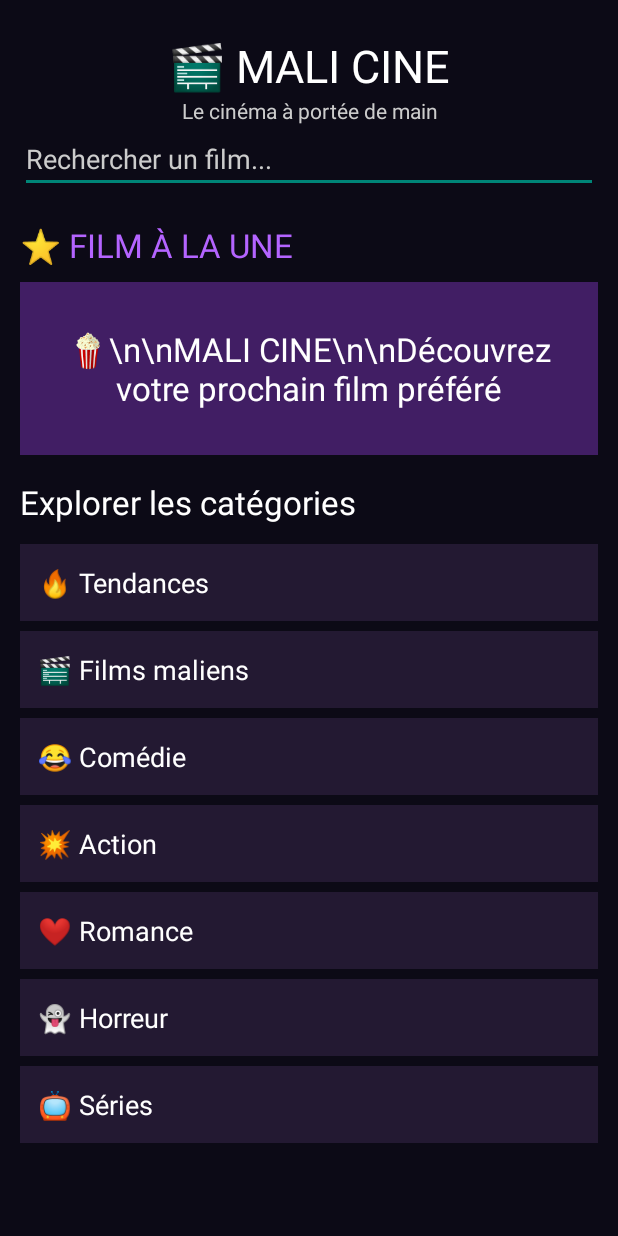
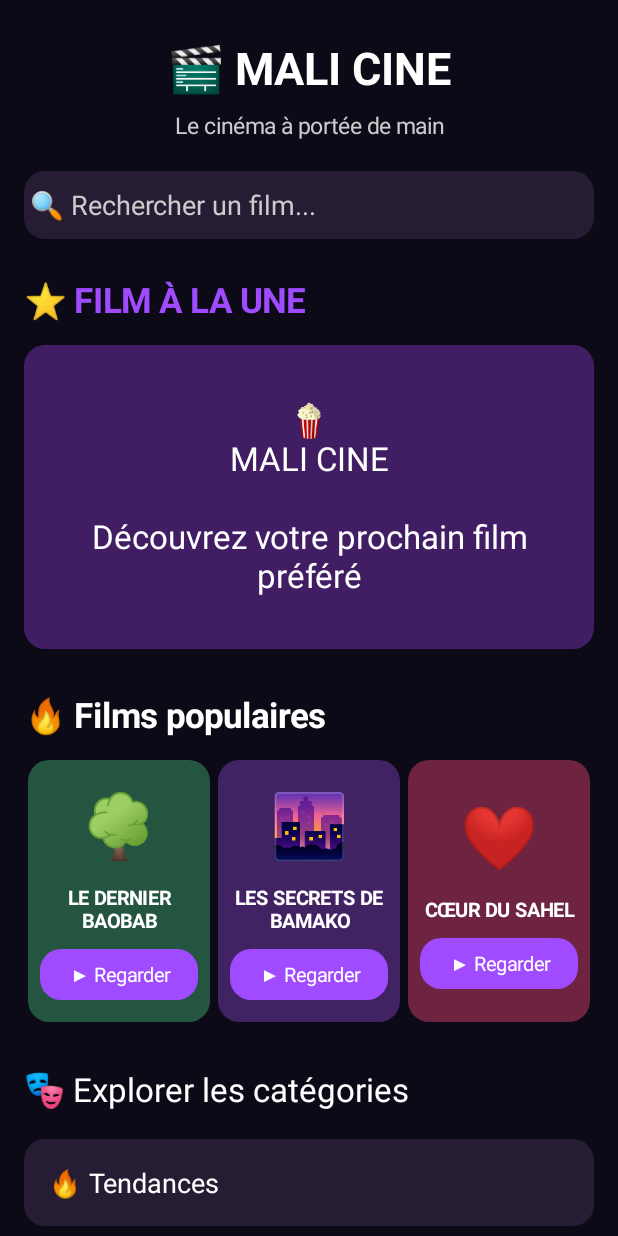
Before and after one commit to mahamadoumd237-hash/mali-cine, an Android app: the screen it shows after launch (MainActivity), on a phone screen of 412 x 824 dp. Run offline under Robolectric (Android 15) with nearby library versions, the phone set to English and light mode, and no system bars.

Commit message:
Refactor MainActivity layout and improve readability

```diff
--- a/app/src/main/java/com/malicine/app/MainActivity.java
+++ b/app/src/main/java/com/malicine/app/MainActivity.java
@@ -1,12 +1,37 @@
+
 package com.malicine.app;
 
 import android.app.Activity;
 import android.os.Bundle;
 import android.graphics.Color;
+import android.graphics.Typeface;
+import android.graphics.drawable.GradientDrawable;
 import android.view.Gravity;
 import android.widget.*;
 
 public class MainActivity extends Activity {
+
+    int fond = Color.rgb(12, 10, 22);
+    int violet = Color.rgb(160, 75, 255);
+
+    int dp(int value) {
+        return (int) (value * getResources().getDisplayMetrics().density);
+    }
+
+    GradientDrawable carte(int couleur) {
+        GradientDrawable bg = new GradientDrawable();
+        bg.setColor(couleur);
+        bg.setCornerRadius(dp(14));
+        return bg;
+    }
+
+    TextView texte(String value, int taille, int couleur) {
+        TextView t = new TextView(this);
+        t.setText(value);
+        t.setTextSize(taille);
+        t.setTextColor(couleur);
+        return t;
+    }
 
     @Override
     protected void onCreate(Bundle savedInstanceState) {
@@ -14,52 +39,103 @@ public class MainActivity extends Activity {
 
         LinearLayout main = new LinearLayout(this);
         main.setOrientation(1);
-        main.setPadding(20, 35, 20, 20);
-        main.setBackgroundColor(Color.rgb(12, 10, 22));
+        main.setBackgroundColor(fond);
 
-        TextView logo = new TextView(this);
-        logo.setText("🎬 MALI CINE");
-        logo.setTextColor(Color.WHITE);
-        logo.setTextSize(30);
+        ScrollView scroll = new ScrollView(this);
+        LinearLayout contenu = new LinearLayout(this);
+        contenu.setOrientation(1);
+        contenu.setPadding(dp(16), dp(25), dp(16), dp(25));
+
+        TextView logo = texte("🎬 MALI CINE", 30, Color.WHITE);
         logo.setGravity(Gravity.CENTER);
-        main.addView(logo);
+        logo.setTypeface(null, Typeface.BOLD);
+        contenu.addView(logo);
 
-        TextView bienvenue = new TextView(this);
-        bienvenue.setText("Le cinéma à portée de main");
-        bienvenue.setTextColor(Color.LTGRAY);
-        bienvenue.setGravity(Gravity.CENTER);
-        main.addView(bienvenue);
+        TextView sousTitre = texte(
+            "Le cinéma à portée de main", 15, Color.LTGRAY);
+        sousTitre.setGravity(Gravity.CENTER);
+        sousTitre.setPadding(0, dp(8), 0, dp(20));
+        contenu.addView(sousTitre);
 
         EditText recherche = new EditText(this);
-        recherche.setHint("Rechercher un film...");
+        recherche.setSingleLine(true);
+        recherche.setHint("🔍 Rechercher un film...");
         recherche.setTextColor(Color.WHITE);
         recherche.setHintTextColor(Color.LTGRAY);
-        main.addView(recherche);
+        recherche.setBackground(carte(Color.rgb(38, 28, 52)));
+        contenu.addView(recherche);
 
-        TextView vedette = new TextView(this);
-        vedette.setText("⭐ FILM À LA UNE");
-        vedette.setTextColor(Color.rgb(180, 100, 255));
-        vedette.setTextSize(22);
-        vedette.setPadding(0, 30, 0, 15);
-        main.addView(vedette);
+        TextView vedette = texte("⭐ FILM À LA UNE", 23, violet);
+        vedette.setTypeface(null, Typeface.BOLD);
+        vedette.setPadding(0, dp(25), 0, dp(15));
+        contenu.addView(vedette);
 
-        TextView affiche = new TextView(this);
-        affiche.setText("🍿\\n\\nMALI CINE\\n\\nDécouvrez votre prochain film préféré");
-        affiche.setTextColor(Color.WHITE);
-        affiche.setTextSize(22);
+        TextView affiche = texte(
+            "🍿\nMALI CINE\n\nDécouvrez votre prochain film préféré",
+            22, Color.WHITE);
         affiche.setGravity(Gravity.CENTER);
-        affiche.setPadding(15, 45, 15, 45);
-        affiche.setBackgroundColor(Color.rgb(65, 30, 100));
-        main.addView(affiche);
+        affiche.setPadding(dp(15), dp(35), dp(15), dp(35));
+        affiche.setBackground(carte(Color.rgb(65, 30, 100)));
+        contenu.addView(affiche);
 
-        TextView titre = new TextView(this);
-        titre.setText("Explorer les catégories");
-        titre.setTextColor(Color.WHITE);
-        titre.setTextSize(22);
-        titre.setPadding(0, 25, 0, 15);
-        main.addView(titre);
+        TextView populaire = texte("🔥 Films populaires", 23, Color.WHITE);
+        populaire.setTypeface(null, Typeface.BOLD);
+        populaire.setPadding(0, dp(28), 0, dp(15));
+        contenu.addView(populaire);
 
-        String[] categories = {
+        String[] films = {
+            "LE DERNIER BAOBAB",
+            "LES SECRETS DE BAMAKO",
+            "CŒUR DU SAHEL"
+        };
+
+        String[] emojis = {"🌳", "🌆", "❤️"};
+        int[] couleurs = {
+            Color.rgb(35, 85, 65),
+            Color.rgb(65, 35, 100),
+            Color.rgb(110, 35, 65)
+        };
+
+        LinearLayout ligne = new LinearLayout(this);
+        ligne.setOrientation(0);
+
+        for (int i = 0; i < films.length; i++) {
+            LinearLayout poster = new LinearLayout(this);
+            poster.setOrientation(1);
+            poster.setGravity(Gravity.CENTER);
+            poster.setPadding(dp(8), dp(12), dp(8), dp(12));
+            poster.setBackground(carte(couleurs[i]));
+
+            TextView image = texte(emojis[i], 42, Color.WHITE);
+            image.setGravity(Gravity.CENTER);
+            poster.addView(image);
+
+            TextView nom = texte(films[i], 13, Color.WHITE);
+            nom.setTypeface(null, Typeface.BOLD);
+            nom.setGravity(Gravity.CENTER);
+            nom.setPadding(0, dp(12), 0, dp(10));
+            poster.addView(nom);
+
+            TextView bouton = texte("▶ Regarder", 13, Color.WHITE);
+            bouton.setGravity(Gravity.CENTER);
+            bouton.setPadding(dp(8), dp(8), dp(8), dp(8));
+            bouton.setBackground(carte(violet));
+            poster.addView(bouton);
+
+            LinearLayout.LayoutParams params =
+                new LinearLayout.LayoutParams(0, dp(175), 1);
+            params.setMargins(dp(3), 0, dp(3), 0);
+            ligne.addView(poster, params);
+        }
+
+        contenu.addView(ligne);
+
+        TextView categories = texte(
+            "🎭 Explorer les catégories", 22, Color.WHITE);
+        categories.setPadding(0, dp(30), 0, dp(15));
+        contenu.addView(categories);
+
+        String[] noms = {
             "🔥 Tendances",
             "🎬 Films maliens",
             "😂 Comédie",
@@ -69,20 +145,19 @@ public class MainActivity extends Activity {
             "📺 Séries"
         };
 
-        for (String categorie : categories) {
-            TextView item = new TextView(this);
-            item.setText(categorie);
-            item.setTextColor(Color.WHITE);
-            item.setTextSize(18);
-            item.setPadding(18, 20, 18, 20);
-            item.setBackgroundColor(Color.rgb(35, 25, 50));
+        for (String nom : noms) {
+            TextView item = texte(nom, 18, Color.WHITE);
+            item.setPadding(dp(16), dp(17), dp(16), dp(17));
+            item.setBackground(carte(Color.rgb(38, 28, 52)));
 
-            LinearLayout.LayoutParams params =
+            LinearLayout.LayoutParams p =
                 new LinearLayout.LayoutParams(-1, -2);
-            params.setMargins(0, 5, 0, 5);
-            main.addView(item, params);
+            p.setMargins(0, dp(4), 0, dp(4));
+            contenu.addView(item, p);
         }
 
+        scroll.addView(contenu);
+        main.addView(scroll);
         setContentView(main);
     }
-}
+                                           }
```
